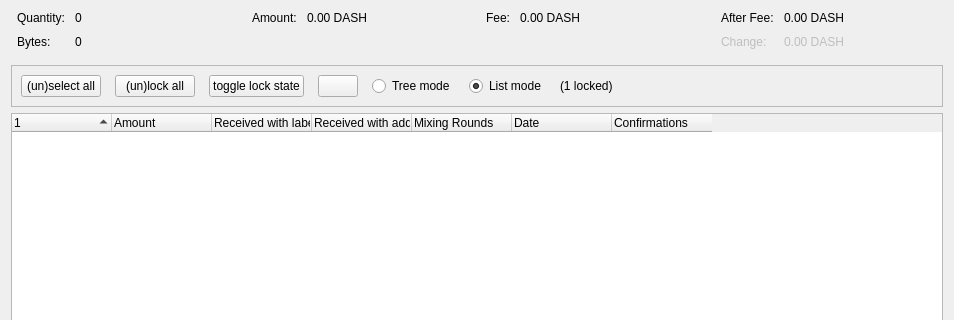
Above: src/qt/forms/coincontroldialog.ui from dashpay/dash before the change; both pictures show x 0 to 954 and y 0 to 320 of the 954 by 500 pixel window. Below: the same form after it.
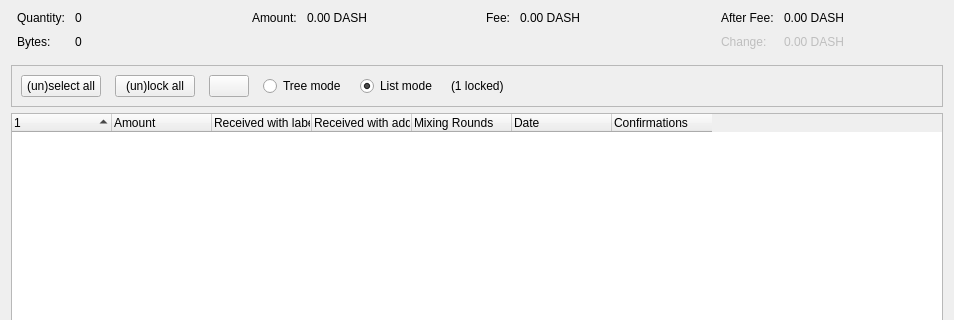
That is the form after the change. Custom widgets are drawn as their Qt base class.

Commit message:
refactor(qt): remove redundant "toggle lock state" button
The new "(un)lock all" button supersedes "toggle lock state" — it
handles both locking and unlocking in a single batch operation and
works in both tree and list modes.

```diff
--- a/src/qt/forms/coincontroldialog.ui
+++ b/src/qt/forms/coincontroldialog.ui
@@ -254,7 +254,7 @@
      </property>
      <layout class="QHBoxLayout" name="horizontalLayout">
       <item>
-       <layout class="QHBoxLayout" name="horizontalLayoutPanel" stretch="0,0,0,0,0,0,0,0">
+       <layout class="QHBoxLayout" name="horizontalLayoutPanel" stretch="0,0,0,0,0,0,0">
         <property name="spacing">
          <number>14</number>
         </property>
@@ -290,22 +290,6 @@
           </property>
          </widget>
         </item>
-        <item>
-         <widget class="QPushButton" name="pushButtonToggleLock">
-          <property name="sizePolicy">
-           <sizepolicy hsizetype="Maximum" vsizetype="Fixed">
-            <horstretch>0</horstretch>
-            <verstretch>0</verstretch>
-           </sizepolicy>
-          </property>
-          <property name="text">
-           <string>toggle lock state</string>
-          </property>
-          <property name="autoDefault">
-           <bool>false</bool>
-          </property>
-         </widget>
-        </item>
         <item>
          <widget class="QPushButton" name="hideButton">
           <property name="sizePolicy">
```
The commit also changes 2 other files.
